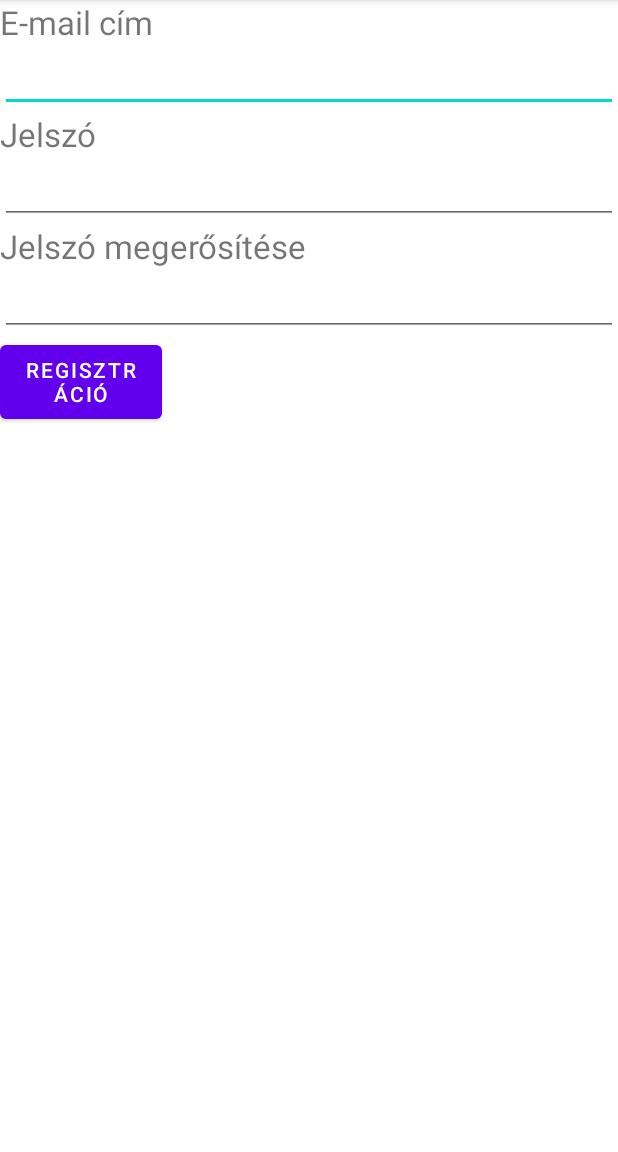
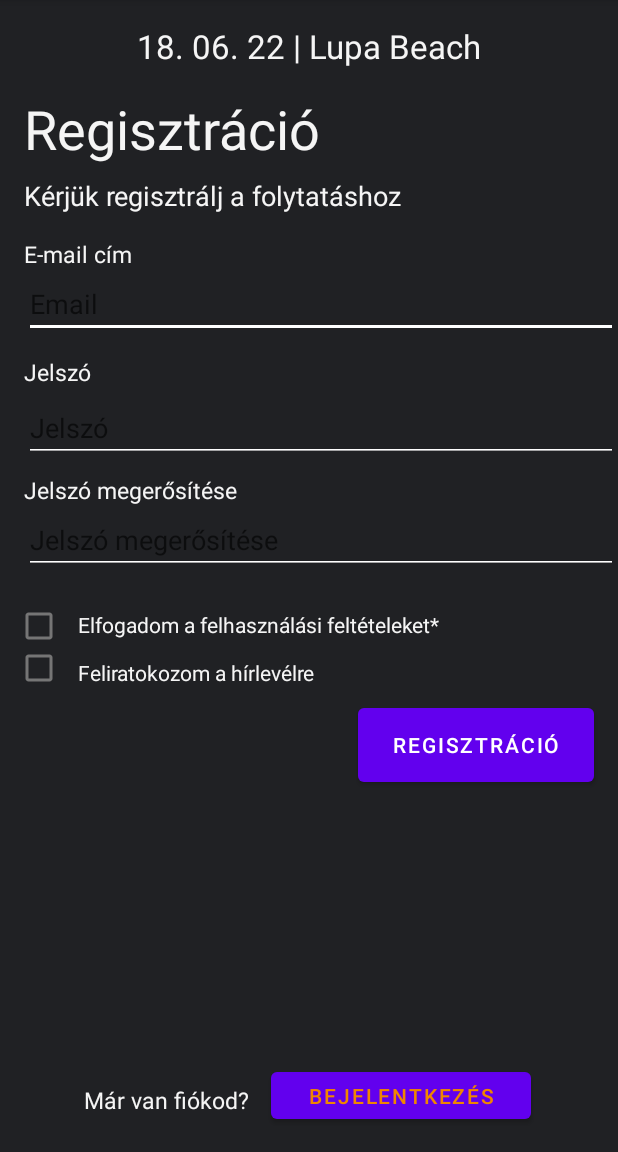
Before and after one commit to Plasius/Festival, an Android app: the screen it shows after launch (RegisterActivity), on a phone screen of 412 x 824 dp, the part 84-1236 px from its top. Run offline under Robolectric (Android 15) with nearby library versions, the phone set to English and light mode, and no system bars; our stand-ins replace Firebase (no records; nobody signed in at launch, a user with empty details on screens opened directly).

Commit message:
modified register layout
...to constraintlayout

```diff
--- a/app/src/main/java/hu/bitclub/bce/festival/activities/RegisterActivity.kt
+++ b/app/src/main/java/hu/bitclub/bce/festival/activities/RegisterActivity.kt
@@ -28,7 +28,7 @@ class RegisterActivity : AppCompatActivity() {
             .addOnFailureListener { Toast.makeText(this, "register nem sikeres", Toast.LENGTH_SHORT).show()}
     }
 
-    fun login_click(view: View) {
+    fun register_click(view: View) {
         var pass1 = findViewById<EditText>(R.id.password1EditText)
         var pass2 = findViewById<EditText>(R.id.password2EditText)
         var email = findViewById<EditText>(R.id.emailEditText)
@@ -38,4 +38,6 @@ class RegisterActivity : AppCompatActivity() {
         else {
             Toast.makeText( this,"nem sikerult", Toast.LENGTH_SHORT).show()}
     }
+
+    fun goToLogin_click(view: View) {}
 }
--- a/app/src/main/res/layout/activity_register.xml
+++ b/app/src/main/res/layout/activity_register.xml
@@ -1,52 +1,196 @@
 <?xml version="1.0" encoding="utf-8"?>
-<LinearLayout xmlns:android="http://schemas.android.com/apk/res/android"
+<androidx.constraintlayout.widget.ConstraintLayout xmlns:android="http://schemas.android.com/apk/res/android"
     xmlns:app="http://schemas.android.com/apk/res-auto"
     xmlns:tools="http://schemas.android.com/tools"
     android:layout_width="match_parent"
     android:layout_height="match_parent"
-    tools:context=".activities.RegisterActivity"
-    android:orientation="vertical">
+    android:background="#202124"
+    android:orientation="vertical"
+    tools:context=".activities.RegisterActivity">
 
 
+    <TextView
+        android:id="@+id/textView"
+        android:layout_width="wrap_content"
+        android:layout_height="wrap_content"
+        android:layout_marginTop="16dp"
+        android:text="18. 06. 22 | Lupa Beach"
+        android:textColor="#F5F5F5"
+        android:textSize="22sp"
+        app:layout_constraintEnd_toEndOf="parent"
+        app:layout_constraintHorizontal_bias="0.502"
+        app:layout_constraintStart_toStartOf="parent"
+        app:layout_constraintTop_toTopOf="parent" />
+
+    <TextView
+        android:id="@+id/textView2"
+        android:layout_width="wrap_content"
+        android:layout_height="wrap_content"
+        android:layout_marginTop="16dp"
+        android:text="Regisztráció"
+        android:textColor="#F5F5F5"
+        android:textSize="36sp"
+        app:layout_constraintEnd_toEndOf="parent"
+        app:layout_constraintHorizontal_bias="0.075"
+        app:layout_constraintStart_toStartOf="parent"
+        app:layout_constraintTop_toBottomOf="@+id/textView" />
+
+    <TextView
+        android:id="@+id/textView7"
+        android:layout_width="wrap_content"
+        android:layout_height="wrap_content"
+        android:layout_marginStart="16dp"
+        android:layout_marginTop="8dp"
+        android:text="Kérjük regisztrálj a folytatáshoz"
+        android:textColor="#F5F5F5"
+        android:textSize="18sp"
+        app:layout_constraintStart_toStartOf="parent"
+        app:layout_constraintTop_toBottomOf="@+id/textView2" />
+
+    <TextView
+        android:id="@+id/textView3"
+        android:layout_width="wrap_content"
+        android:layout_height="wrap_content"
+        android:layout_marginStart="16dp"
+        android:layout_marginTop="16dp"
+        android:text="E-mail cím"
+        android:textColor="#F5F5F5"
+        android:textSize="15sp"
+        app:layout_constraintStart_toStartOf="parent"
+        app:layout_constraintTop_toBottomOf="@+id/textView7" />
+
+    <TextView
+        android:id="@+id/textView4"
+        android:layout_width="wrap_content"
+        android:layout_height="wrap_content"
+        android:layout_marginStart="16dp"
+        android:layout_marginTop="12dp"
+        android:text="Jelszó"
+        android:textColor="#F5F5F5"
+        android:textSize="15sp"
+        app:layout_constraintStart_toStartOf="parent"
+        app:layout_constraintTop_toBottomOf="@+id/emailEditText" />
+
+    <EditText
+        android:id="@+id/emailEditText"
+        android:layout_width="match_parent"
+        android:layout_height="wrap_content"
+        android:layout_marginStart="16dp"
+        android:backgroundTint="#FFFFFF"
+        android:hint="Email"
+        android:textColor="#F5F5F5"
+        app:layout_constraintStart_toStartOf="parent"
+        app:layout_constraintTop_toBottomOf="@+id/textView3" />
+
+    <EditText
+        android:id="@+id/password1EditText"
+        android:layout_width="match_parent"
+        android:layout_height="wrap_content"
+        android:layout_marginStart="16dp"
+        android:layout_marginTop="4dp"
+        android:backgroundTint="#FFFFFF"
+        android:hint="Jelszó"
+        android:textColor="#F5F5F5"
+        app:layout_constraintStart_toStartOf="parent"
+        app:layout_constraintTop_toBottomOf="@+id/textView4" />
+
+    <EditText
+        android:id="@+id/password2EditText"
+        android:layout_width="match_parent"
+        android:layout_height="wrap_content"
+        android:layout_marginStart="16dp"
+        android:backgroundTint="#FFFFFF"
+        android:hint="Jelszó megerősítése"
+        android:textColor="#F5F5F5"
+        app:layout_constraintStart_toStartOf="parent"
+        app:layout_constraintTop_toBottomOf="@+id/textView5" />
+
+    <TextView
+        android:id="@+id/textView5"
+        android:layout_width="wrap_content"
+        android:layout_height="wrap_content"
+        android:layout_marginStart="16dp"
+        android:layout_marginTop="8dp"
+        android:text="Jelszó megerősítése"
+        android:textColor="#F5F5F5"
+        android:textSize="15sp"
+        app:layout_constraintStart_toStartOf="parent"
+        app:layout_constraintTop_toBottomOf="@+id/password1EditText" />
+
+    <CheckBox
+        android:id="@+id/checkBox2"
+        android:layout_width="28dp"
+        android:layout_height="26dp"
+        android:layout_marginStart="12dp"
+        app:layout_constraintStart_toStartOf="parent"
+        app:layout_constraintTop_toBottomOf="@+id/checkBox" />
+
+    <TextView
+        android:id="@+id/textView8"
+        android:layout_width="253dp"
+        android:layout_height="24dp"
+        android:layout_marginStart="12dp"
+        android:layout_marginTop="24dp"
+        android:text="Elfogadom a felhasználási feltételeket*"
+        android:textColor="#F5F5F5"
+        android:textSize="14sp"
+        app:layout_constraintStart_toEndOf="@+id/checkBox"
+        app:layout_constraintTop_toBottomOf="@+id/password2EditText" />
+
+    <CheckBox
+        android:id="@+id/checkBox"
+        android:layout_width="28dp"
+        android:layout_height="30dp"
+        android:layout_marginStart="12dp"
+        android:layout_marginTop="19dp"
+        app:layout_constraintStart_toStartOf="parent"
+        app:layout_constraintTop_toBottomOf="@+id/password2EditText" />
 
     <TextView
         android:layout_width="wrap_content"
         android:layout_height="wrap_content"
-        android:text="E-mail cím"
-        android:textSize="22sp"
-        />
-    <EditText
-        android:id="@+id/emailEditText"
-        android:layout_width="match_parent"
-        android:layout_height="wrap_content"/>
+        android:layout_marginStart="12dp"
+        android:layout_marginTop="8dp"
+        android:text="Feliratokozom a hírlevélre"
+        android:textColor="#F5F5F5"
+        android:textSize="14sp"
+        app:layout_constraintStart_toEndOf="@+id/checkBox2"
+        app:layout_constraintTop_toBottomOf="@+id/textView8" />
+
+    <Button
+        android:layout_width="157dp"
+        android:layout_height="61dp"
+        android:layout_marginTop="8dp"
+        android:layout_marginEnd="16dp"
+        android:onClick="register_click"
+        android:text="Regisztráció"
+        app:layout_constraintEnd_toEndOf="parent"
+        app:layout_constraintTop_toBottomOf="@+id/checkBox2" />
+
     <TextView
+        android:id="@+id/textView6"
         android:layout_width="wrap_content"
         android:layout_height="wrap_content"
-        android:text="Jelszó"
-        android:textSize="22sp"
-        />
-    <EditText
-        android:id="@+id/password1EditText"
-        android:layout_width="match_parent"
-        android:layout_height="wrap_content"/>
-    <TextView
-        android:layout_width="wrap_content"
-        android:layout_height="wrap_content"
-        android:text="Jelszó megerősítése"
-        android:textSize="22sp"
-        />
-    <EditText
-        android:id="@+id/password2EditText"
-        android:layout_width="match_parent"
-        android:layout_height="wrap_content"/>
+        android:layout_marginBottom="24dp"
+        android:text="Már van fiókod?"
+        android:textColor="#F5F5F5"
+        android:textSize="15sp"
+        app:layout_constraintBottom_toBottomOf="parent"
+        app:layout_constraintEnd_toEndOf="parent"
+        app:layout_constraintHorizontal_bias="0.186"
+        app:layout_constraintStart_toStartOf="parent" />
 
     <Button
-        android:layout_width="108dp"
-        android:layout_height="61dp"
-        android:text="Regisztráció"
-        tools:layout_editor_absoluteX="83dp"
-        tools:layout_editor_absoluteY="537dp"
-        android:onClick="login_click"/>
+        android:layout_width="173dp"
+        android:layout_height="43dp"
+        android:layout_marginStart="8dp"
+        android:layout_marginBottom="16dp"
+        android:onClick="goToLogin_click"
+        android:text="Bejelentkezés"
+        android:textColor="#F08600"
+        app:layout_constraintBottom_toBottomOf="parent"
+        app:layout_constraintEnd_toEndOf="parent"
+        app:layout_constraintHorizontal_bias="0.1"
+        app:layout_constraintStart_toEndOf="@+id/textView6" />
 
-
-</LinearLayout>
+</androidx.constraintlayout.widget.ConstraintLayout>
```
